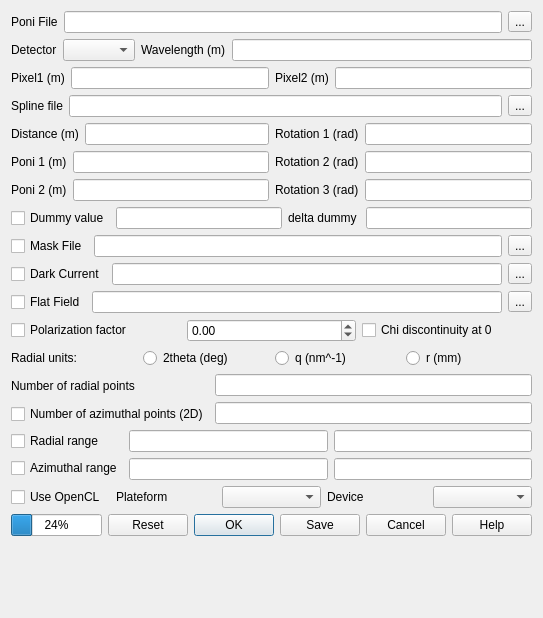
Before: the Qt Designer form gui/integration.ui in silx-kit/pyFAI, drawn with Qt 5.
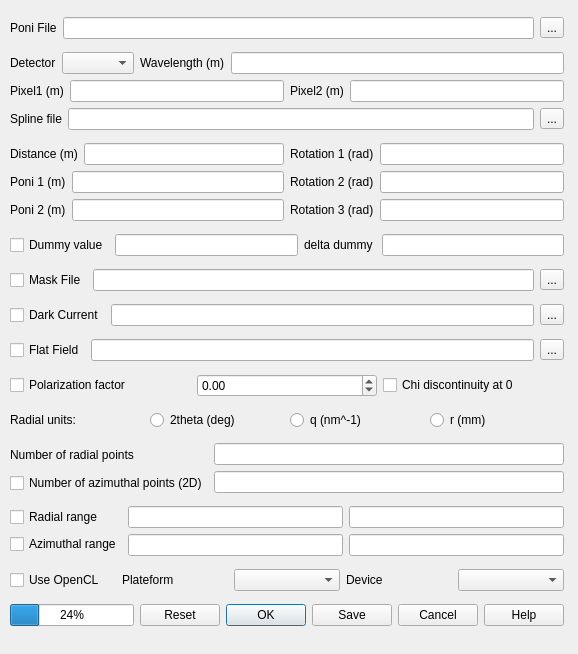
After: the same form once the commit is applied.

Commit message: include ranges and OpenCL selector in GUI

```diff
--- a/gui/integration.ui
+++ b/gui/integration.ui
@@ -7,15 +7,22 @@
    <rect>
     <x>0</x>
     <y>0</y>
-    <width>539</width>
-    <height>618</height>
+    <width>578</width>
+    <height>654</height>
    </rect>
   </property>
   <property name="windowTitle">
    <string>PyFAI</string>
   </property>
-  <layout class="QFormLayout" name="formLayout">
-   <item row="0" column="0">
+  <widget class="QWidget" name="">
+   <property name="geometry">
+    <rect>
+     <x>10</x>
+     <y>10</y>
+     <width>554</width>
+     <height>636</height>
+    </rect>
+   </property>
     <layout class="QVBoxLayout" name="verticalLayout">
      <item>
       <layout class="QHBoxLayout" name="horizontalLayout_10">
@@ -600,6 +607,9 @@
        </item>
        <item>
         <widget class="QLabel" name="label_17">
+        <property name="autoFillBackground">
+         <bool>false</bool>
+        </property>
          <property name="text">
           <string>Device</string>
          </property>
@@ -639,8 +649,7 @@
       </layout>
      </item>
     </layout>
-   </item>
-  </layout>
+  </widget>
  </widget>
  <tabstops>
   <tabstop>poni</tabstop>
```
Left out of the diff: 8 changed lines with no effect on the pictures. Lines whose indentation alone changed are shown as unchanged. The commit also changes 1 other file.
